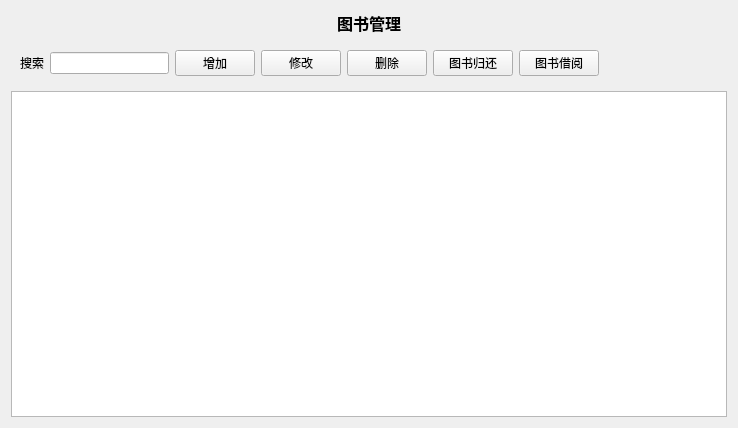
Qt form bookmgr/bookmgr.ui (jiumo99/qt-demo-project) before a commit.
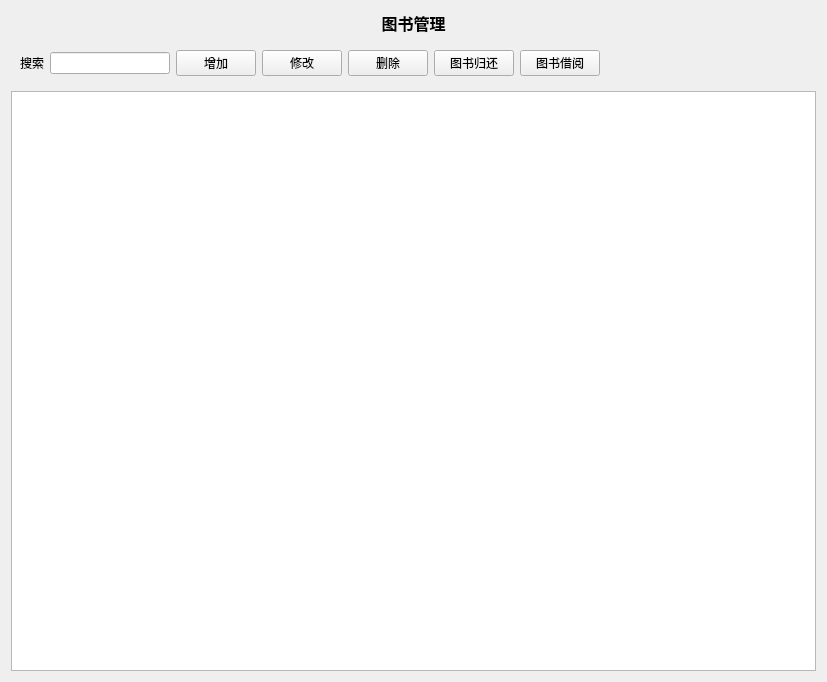
The same form after that commit.

The edit to the form file:
```diff
--- a/bookmgr/bookmgr.ui
+++ b/bookmgr/bookmgr.ui
@@ -6,8 +6,8 @@
    <rect>
     <x>0</x>
     <y>0</y>
-    <width>738</width>
-    <height>428</height>
+    <width>827</width>
+    <height>682</height>
    </rect>
   </property>
   <property name="windowTitle">
```
